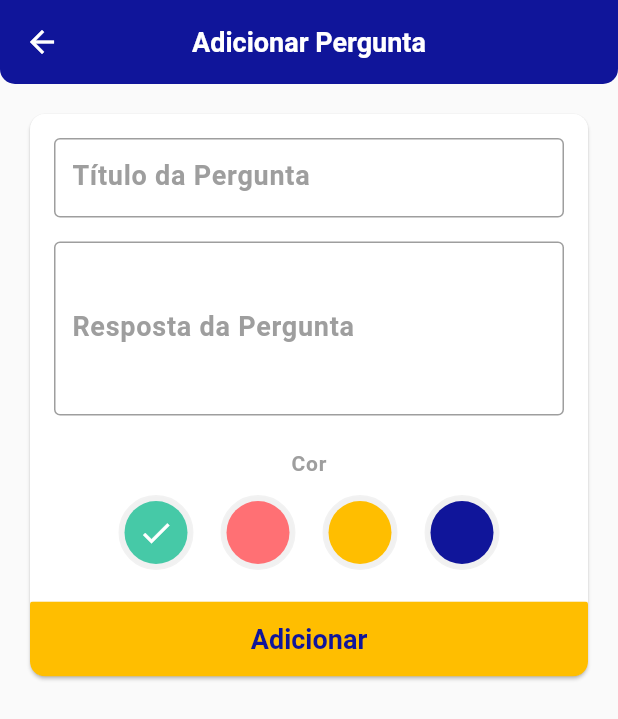
After one commit to julionery/flutter-snowmanlabs-challenge, a Flutter app: the QuestionScreen screen opened by its route, on a phone screen of 412 x 824 dp. The commit adds this screen. Shown: the top 719 px of the screen. Run offline on Flutter 3.47's test engine with Material 2 defaults, Android fonts, the phone set to English and light mode, and no system bars; our stand-ins replace flushbar, flutter_icons, flutter_mobx, flutter_modular, mobx; generated files the repository leaves out were written again.

Commit message:
Adicionando tela de cadastro de questões e finalizando o layout :tada:

```diff
--- a/lang/pt.json
+++ b/lang/pt.json
@@ -3,6 +3,13 @@
     "title": "Perguntas Frequentes",
     "add_button": "Adicionar Pergunta"
   },
+  "question": {
+    "title": "Adicionar Pergunta",
+    "add_button": "Adicionar",
+    "form_title": "Título da Pergunta",
+    "form_answer": "Resposta da Pergunta",
+    "form_color": "Cor"
+  },
   "search_dialog": {
     "hint": "Procurar perguntas"
   }
--- a/lib/app/app_module.dart
+++ b/lib/app/app_module.dart
@@ -1,5 +1,6 @@
 import 'package:flutter/material.dart';
 import 'package:flutter_modular/flutter_modular.dart';
+import 'modules/question/question_module.dart';
 
 import 'app_controller.dart';
 import 'app_widget.dart';
@@ -27,5 +28,9 @@ class AppModule extends MainModule {
           RoutersConst.home,
           module: HomeModule(),
         ),
+        ModularRouter(
+          RoutersConst.question,
+          module: QuestionModule(),
+        ),
       ];
 }
--- a/lib/app/core/consts/colors_const.dart
+++ b/lib/app/core/consts/colors_const.dart
@@ -1,16 +1,26 @@
 import 'package:flutter/material.dart';
 
 class ColorsConst {
+  static final arrayColorsQuestion = [
+    '#46c9a7',
+    '#ff7074',
+    '#ffbe00',
+    '#10159a',
+  ];
+
+  static Color get success => const Color(0xFF46c9a7);
+  static Color get fail => const Color(0xFFff7074);
+
   final Color _mainColor = const Color(0xFF10159a);
   final Color _secondaryColor = const Color(0xFFffbe00);
-
-  final Color _taskColor1 = const Color(0xFF46c9a7);
-  final Color _taskColor2 = const Color(0xFFff7074);
-  final Color _taskColor3 = const Color(0xFFffbe00);
-  final Color _taskColor4 = const Color(0xFF10159a);
+  final Color _backgroundMainColor = const Color.fromRGBO(15, 19, 122, 1);
 
   Color mainColor(double opacity) {
     return _mainColor.withOpacity(opacity);
+  }
+
+  Color backgroundMainColor(double opacity) {
+    return _backgroundMainColor.withOpacity(opacity);
   }
 
   Color secondaryColor(double opacity) {
--- a/lib/app/core/consts/routers_const.dart
+++ b/lib/app/core/consts/routers_const.dart
@@ -1,4 +1,5 @@
 class RoutersConst {
   static const String splash = '/';
   static const String home = '/home';
+  static const String question = '/question';
 }
--- a/lib/app/core/theme/app_theme_light.dart
+++ b/lib/app/core/theme/app_theme_light.dart
@@ -11,11 +11,6 @@ class AppThemeLight implements IThemeAppInterface {
       primaryColor: ColorsConst().mainColor(1),
       buttonTheme: ButtonThemeData(
         buttonColor: ColorsConst().secondaryColor(1),
-        shape: const RoundedRectangleBorder(
-          borderRadius: BorderRadius.all(
-            Radius.circular(10.0),
-          ),
-        ),
       ),
       brightness: Brightness.light,
       accentColor: ColorsConst().mainColor(1),
--- /dev/null
+++ b/lib/app/modules/question/question_screen.dart
@@ -0,0 +1,152 @@
+import 'package:flutter/material.dart';
+import 'package:flutter_icons/flutter_icons.dart';
+import 'package:flutter_mobx/flutter_mobx.dart';
+import 'package:flutter_modular/flutter_modular.dart';
+
+import '../../core/consts/colors_const.dart';
+import '../../core/consts/theme_const.dart';
+import '../../core/localization/app_translate.dart';
+import '../../core/utils/app_converters.dart';
+import '../../widgets/circle_color_widget.dart';
+import '../../widgets/custom_snack_bars.dart';
+import '../../widgets/custom_text_form_field.dart';
+import 'question_controller.dart';
+
+class QuestionScreen extends StatefulWidget {
+  @override
+  _QuestionScreenState createState() => _QuestionScreenState();
+}
+
+class _QuestionScreenState
+    extends ModularState<QuestionScreen, QuestionController> {
+  final GlobalKey<FormState> formKey = GlobalKey<FormState>();
+
+  @override
+  Widget build(BuildContext context) {
+    return Scaffold(
+      appBar: AppBar(
+        shape: ThemeConst.roundedRectangleBorder,
+        title: Text(
+          AppTranslate(context).text('question.title'),
+        ),
+      ),
+      body: ListView(
+        padding: const EdgeInsets.all(16),
+        children: [
+          Form(
+            key: formKey,
+            child: Card(
+              shape: const RoundedRectangleBorder(
+                borderRadius: BorderRadius.all(
+                  Radius.circular(10.0),
+                ),
+              ),
+              child: Column(
+                children: [
+                  Padding(
+                    padding: const EdgeInsets.all(16),
+                    child: Column(
+                      children: [
+                        CustomTextFormField(
+                          label:
+                              AppTranslate(context).text('question.form_title'),
+                          onChanged: (value) => controller.title = value,
+                        ),
+                        const SizedBox(
+                          height: 16,
+                        ),
+                        CustomTextFormField(
+                          label: AppTranslate(context)
+                              .text('question.form_answer'),
+                          maxLines: 4,
+                          onChanged: (value) => controller.answer = value,
+                        ),
+                        const SizedBox(
+                          height: 24,
+                        ),
+                        Column(
+                          children: [
+                            Text(
+                                AppTranslate(context)
+                                    .text('question.form_color'),
+                                style: TextStyle(
+                                    color: Colors.grey[500],
+                                    letterSpacing: 0.5,
+                                    fontWeight: FontWeight.w600)),
+                            const SizedBox(
+                              height: 8,
+                            ),
+                            Observer(builder: (context) {
+                              return SizedBox(
+                                width: double.infinity,
+                                height: 60,
+                                child: Row(
+                                  mainAxisAlignment: MainAxisAlignment.center,
+                                  children: _buildCircleColorWidgets(),
+                                ),
+                              );
+                            }),
+                          ],
+                        )
+                      ],
+                    ),
+                  ),
+                  ClipRRect(
+                    borderRadius: const BorderRadius.only(
+                        bottomLeft: Radius.circular(10),
+                        bottomRight: Radius.circular(10)),
+                    child: SizedBox(
+                      width: double.infinity,
+                      height: 50,
+                      child: Observer(builder: (context) {
+                        return RaisedButton(
+                          onPressed: () async {
+                            if (formKey.currentState.validate()) {
+                              await controller.save().catchError(
+                                (error) {
+                                  CustomSnackBar().snackBar(
+                                      context, "Falha ao cadastrar",
+                                      iconData: AntDesign.closecircle,
+                                      color: ColorsConst.fail);
+                                },
+                              );
+                              Navigator.of(context).pop(true);
+                            }
+                          },
+                          child: controller.loading
+                              ? const SizedBox(
+                                  height: 25,
+                                  width: 25,
+                                  child: CircularProgressIndicator())
+                              : Text(
+                                  AppTranslate(context)
+                                      .text('question.add_button'),
+                                  style: TextStyle(
+                                      color: Theme.of(context).primaryColor,
+                                      fontWeight: FontWeight.bold,
+                                      fontSize: 18)),
+                        );
+                      }),
+                    ),
+                  )
+                ],
+              ),
+            ),
+          ),
+        ],
+      ),
+    );
+  }
+
+  List<Widget> _buildCircleColorWidgets() {
+    final List<Widget> items = [];
+    for (final hexColor in ColorsConst.arrayColorsQuestion) {
+      items.add(CircleColorWidget(
+        color: AppConverters.hexToFlutterColor(hexColor: hexColor),
+        selected: controller.color == hexColor,
+        onTap: () => controller.color = hexColor,
+      ));
+    }
+    return items;
+  }
+}
--- a/lib/app/modules/splash/splash_screen.dart
+++ b/lib/app/modules/splash/splash_screen.dart
@@ -18,7 +18,7 @@ class _SplashScreenState extends State<SplashScreen> {
   }
 
   Future<void> goToHome() async {
-    await Future.delayed(const Duration(seconds: 1));
+    await Future.delayed(const Duration(seconds: 3));
     Modular.to.pushReplacementNamed(RoutersConst.home);
   }
 
--- /dev/null
+++ b/lib/app/widgets/circle_color_widget.dart
@@ -0,0 +1,51 @@
+import 'package:flutter/material.dart';
+
+class CircleColorWidget extends StatelessWidget {
+  final Color color;
+  final bool selected;
+  final GestureTapCallback onTap;
+
+  const CircleColorWidget({this.color, this.selected = false, this.onTap});
+
+  @override
+  Widget build(BuildContext context) {
+    return Padding(
+      padding: const EdgeInsets.symmetric(horizontal: 6),
+      child: Stack(
+        alignment: Alignment.center,
+        children: [
+          Container(
+            width: 50,
+            height: 50,
+            decoration: BoxDecoration(
+                color: const Color(0xFFf1f1f1),
+                shape: BoxShape.circle,
+                border: Border.all(color: const Color(0xFFf2f2f2))),
+          ),
+          Container(
+            width: 42,
+            height: 42,
+            decoration: BoxDecoration(
+              color: color,
+              shape: BoxShape.circle,
+            ),
+          ),
+          if (selected)
+            const Icon(
+              Icons.check,
+              color: Colors.white,
+            ),
+          ClipOval(
+            child: Material(
+              color: Colors.transparent, // button color
+              child: InkWell(
+                onTap: onTap,
+                child: const SizedBox(width: 56, height: 56),
+              ),
+            ),
+          )
+        ],
+      ),
+    );
+  }
+}
--- /dev/null
+++ b/lib/app/widgets/custom_text_form_field.dart
@@ -0,0 +1,40 @@
+import 'package:flutter/material.dart';
+
+class CustomTextFormField extends StatelessWidget {
+  final String label;
+  final int maxLines;
+  final ValueChanged<String> onChanged;
+
+  const CustomTextFormField({this.label, this.maxLines = 1, this.onChanged});
+
+  @override
+  Widget build(BuildContext context) {
+    return TextFormField(
+      style: const TextStyle(fontSize: 18.0),
+      onChanged: onChanged,
+      maxLines: maxLines,
+      validator: (value) {
+        if (value.trim().isEmpty) {
+          return "Campo obrigatório";
+        }
+        return null;
+      },
+      decoration: InputDecoration(
+        isDense: true,
+        labelText: label,
+        labelStyle: TextStyle(
+            color: Colors.grey[500],
+            fontSize: 18,
+            letterSpacing: 0.5,
+            fontWeight: FontWeight.w600),
+        fillColor: Colors.white,
+        border: OutlineInputBorder(
+          borderSide: BorderSide(color: Colors.grey[500]),
+        ),
+        focusedBorder: OutlineInputBorder(
+          borderSide: BorderSide(color: Colors.grey[500]),
+        ),
+      ),
+    );
+  }
+}
--- a/pubspec.yaml
+++ b/pubspec.yaml
@@ -18,11 +18,15 @@ dependencies:
 
   # Icons
   cupertino_icons: ^1.0.0
+  # Icon Pack: https://oblador.github.io/react-native-vector-icons/
+  flutter_icons: ^1.1.0
   # Routes, Dependence Injection
   flutter_modular: ^2.0.1
   # State Management
   mobx: ^1.2.1+3
   flutter_mobx: ^1.1.0+2
+  # Toast, SnackBar
+  flushbar: ^1.10.4
 
 dev_dependencies:
   flutter_test:
```
Also changed, not shown: lang/en.json (+7 -0 lines), lib/app/modules/home/components/question_tile.dart (+12 -2 lines), lib/app/modules/home/home_controller.dart (+10 -1 lines), lib/app/modules/home/home_screen.dart (+25 -5 lines), lib/app/modules/question/question_controller.dart (added, +33 -0 lines), lib/app/modules/question/question_module.dart (added, +23 -0 lines), lib/app/widgets/custom_raised_button.dart (+6 -2 lines), lib/app/widgets/custom_snack_bars.dart (added, +57 -0 lines), lib/app/widgets/search_dialog.dart (+11 -9 lines), lib/app/modules/question/question_controller.g.dart (added), pubspec.lock.
